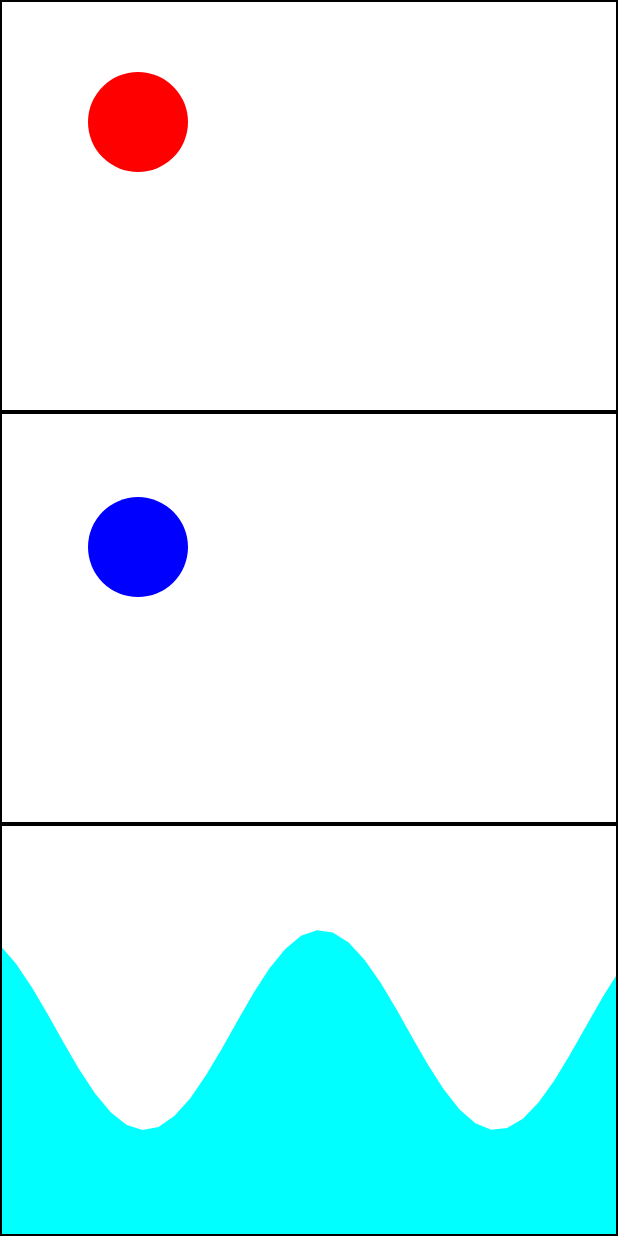
After one commit to usuiat/ComposeSamples, an Android app built with Jetpack Compose: the composable TimeBaseAnimSample shown on its own in the app's theme, on a phone screen of 412 x 824 dp. The commit adds this screen. Run offline under Robolectric (Android 15) with nearby library versions, the phone set to English and light mode, and no system bars; 4 statements that could not run were skipped.

Commit message:
時間ベースアニメーション

```diff
--- a/app/src/main/java/net/engawapg/app/composesamples/MainActivity.kt
+++ b/app/src/main/java/net/engawapg/app/composesamples/MainActivity.kt
@@ -81,6 +81,11 @@ data class Sample(
             titleResource = R.string.title_zoom_image,
             content = { ZoomImageSampleOnPager() },
         )
+        val TimeBaseAnim = Sample(
+            route = "timeBaseAnim",
+            titleResource = R.string.title_time_base_anim,
+            content = { TimeBaseAnimSample() },
+        )
     }
 }
 
@@ -95,6 +100,7 @@ val sampleList = listOf(
     Sample.NoRippleEffect,
     Sample.CreateRememberFunction,
     Sample.ZoomImage,
+    Sample.TimeBaseAnim,
 )
 
 class MainActivity : ComponentActivity() {
--- /dev/null
+++ b/app/src/main/java/net/engawapg/app/composesamples/TimeBaseAnimSample.kt
@@ -0,0 +1,128 @@
+package net.engawapg.app.composesamples
+
+import androidx.compose.foundation.Canvas
+import androidx.compose.foundation.background
+import androidx.compose.foundation.border
+import androidx.compose.foundation.layout.*
+import androidx.compose.runtime.*
+import androidx.compose.ui.Modifier
+import androidx.compose.ui.geometry.Offset
+import androidx.compose.ui.geometry.Size
+import androidx.compose.ui.graphics.Color
+import androidx.compose.ui.graphics.Path
+import androidx.compose.ui.unit.dp
+import kotlin.math.*
+
+@Composable
+fun TimeBaseAnimSample() {
+    Column(
+        modifier = Modifier
+            .fillMaxSize()
+            .background(Color.White)
+            .systemBarsPadding()
+    ) {
+        val modifier = Modifier
+            .weight(1f)
+            .fillMaxSize()
+            .border(1.dp, Color.Black)
+        UniformLinearMotion(modifier)
+        ParabolicMotion(modifier)
+        WaveMotion(modifier)
+    }
+}
+
+@Composable
+fun UniformLinearMotion(
+    modifier: Modifier = Modifier,
+) {
+    var timeSec by remember { mutableStateOf(0f) }
+    LaunchedEffect(true) {
+        while (true) {
+            timeSec = withFrameMillis { it / 1000f }
+        }
+    }
+    Canvas(modifier = modifier) {
+        val radius = 50f
+        val speed = Offset(500f, 300f)
+        // 円の中心が移動できる領域の大きさ
+        val validSize = Size(size.width - radius * 2, size.height - radius * 2)
+        // 時刻 timeSec におけるx, y座標を計算。端まで到達したら折り返す。
+        val xTmp = (timeSec * speed.x) % (validSize.width * 2)
+        val x = radius + if (xTmp > validSize.width) validSize.width * 2 - xTmp else xTmp
+        val yTmp = (timeSec * speed.y) % (validSize.height * 2)
+        val y = radius + if (yTmp > validSize.height) validSize.height * 2 - yTmp else yTmp
+        drawCircle(
+            color = Color.Red,
+            radius = radius,
+            center = Offset(x, y)
+        )
+    }
+}
+
+@Composable
+fun ParabolicMotion(
+    modifier: Modifier = Modifier,
+) {
+var timeSec by remember { mutableStateOf(0f) }
+LaunchedEffect(true) {
+    while (true) {
+        timeSec = withFrameMillis { it / 1000f }
+    }
+}
+    Canvas(modifier = modifier) {
+        val radius = 50f
+        val xSpeed = 500f
+        val yAcceleration = 2000f
+        // 円の中心が移動できる領域の大きさ
+        val validSize = Size(size.width - radius * 2, size.height - radius * 2)
+        // 時刻 timeSec におけるx, y座標を計算。端まで到達したら折り返す。
+        val xTmp = (timeSec * xSpeed) % (validSize.width * 2)
+        val x = radius + if (xTmp > validSize.width) validSize.width * 2 - xTmp else xTmp
+        // 画面の上から下まで到達する時間
+        val period = sqrt(validSize.height / yAcceleration)
+        // timeSecを -period ～ period の範囲に正規化
+        val timeForY = (timeSec % (period * 2)) - period
+        val y = radius + yAcceleration * timeForY * timeForY
+        drawCircle(
+            color = Color.Blue,
+            radius = radius,
+            center = Offset(x, y)
+        )
+    }
+}
+
+@Composable
+fun WaveMotion(
+    modifier: Modifier = Modifier,
+) {
+    var timeSec by remember { mutableStateOf(0f) }
+    LaunchedEffect(true) {
+        while (true) {
+            timeSec = withFrameMillis { it / 1000f }
+        }
+    }
+    Canvas(modifier = modifier) {
+        val nPoints = 40
+        val amp = 100f
+        val omega = 6f
+        // sin波を描画するための点のリスト
+        val points = List(nPoints) { i ->
+            Offset(
+                x = size.width * i / (nPoints - 1),
+                y = size.height / 2 + amp * sin(omega * (i + timeSec))
+            )
+        }
+        // sin波より下の部分を塗りつぶす
+        val path = Path().apply {
+            moveTo(points.first().x, points.first().y)
+            points.forEach { lineTo(it.x, it.y) }
+            lineTo(size.width, size.height)
+            lineTo(0f, size.height)
+            close()
+        }
+        drawPath(
+            color = Color.Cyan,
+            path = path,
+        )
+    }
+}
--- a/app/src/main/res/values/strings.xml
+++ b/app/src/main/res/values/strings.xml
@@ -10,4 +10,5 @@
     <string name="title_no_ripple_effect">Disable onClick ripple effect</string>
     <string name="title_create_remember_function">Create Remember Function</string>
     <string name="title_zoom_image">Zoom image</string>
+    <string name="title_time_base_anim">Time-based Animation</string>
 </resources>
```
Also changed, not shown: 1 other file.
